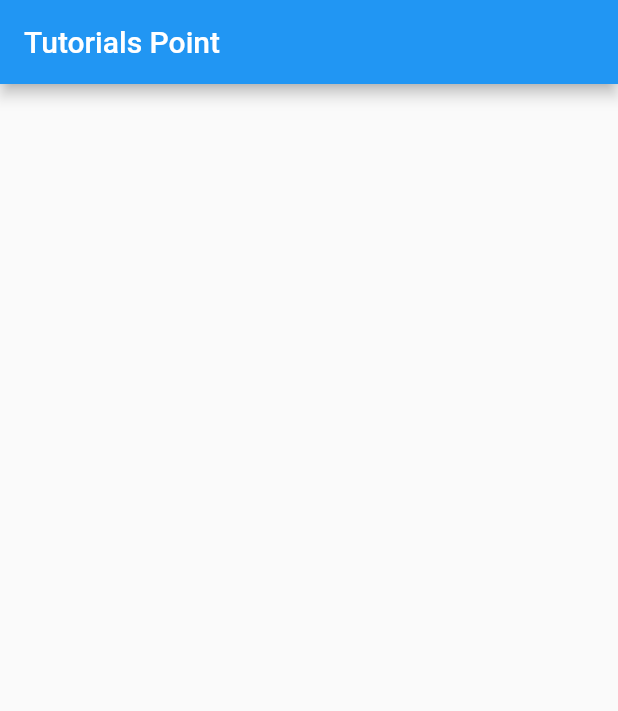
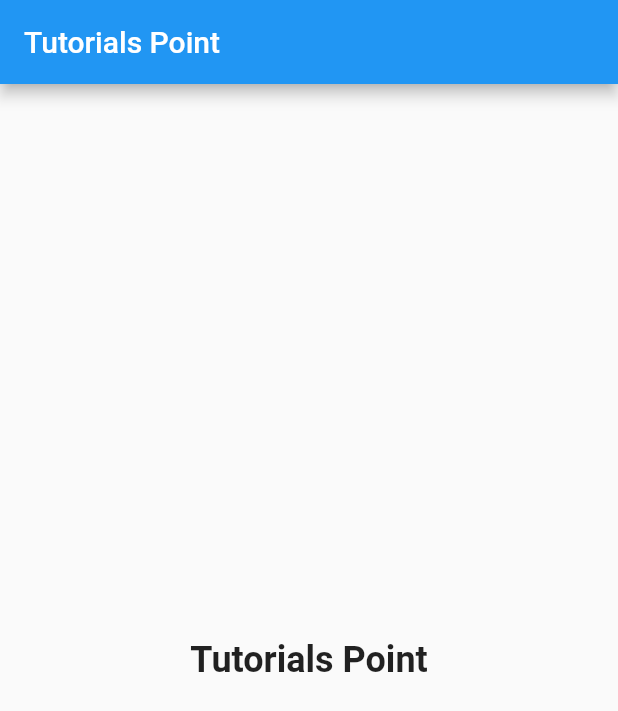
Before and after one commit to azharmarmu/tp_article, a Flutter app: the screen it shows after launch, on a phone screen of 412 x 824 dp. Shown: the top 711 px of the screen. Run offline on Flutter 3.47's test engine with Material 2 defaults, Android fonts, the phone set to English and light mode, and no system bars.

Commit message:
Update home_page.dart

```diff
--- a/lib/home_page.dart
+++ b/lib/home_page.dart
@@ -9,7 +9,15 @@
       appBar: AppBar(
         title: const Text('Tutorials Point'),
       ),
-      body: const SizedBox.shrink(),
+      body: const Center(
+        child: Text(
+          "Tutorials Point",
+          style: TextStyle(
+            fontSize: 24,
+            fontWeight: FontWeight.bold,
+          ),
+        ),
+      ),
     );
   }
 }
```
